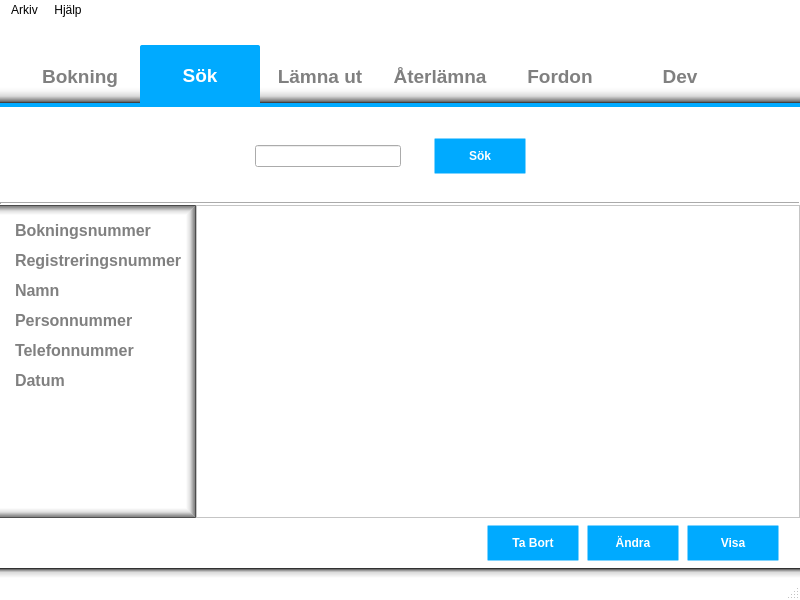
nilsknacken/A3B-repo, file trunk/gui/MainWindow.ui: the form before one commit.
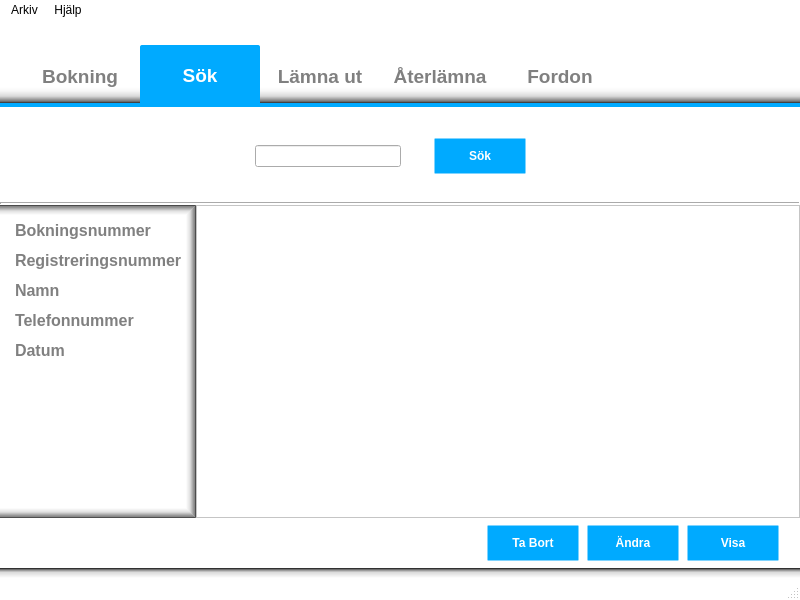
The form after the commit. The open tabs and pages were chosen to show the change. Icons and pictures are not drawn.

Commit message: adam: ui fix, diverse

```diff
--- a/trunk/gui/MainWindow.ui
+++ b/trunk/gui/MainWindow.ui
@@ -1803,30 +1803,6 @@
                 </property>
                </widget>
               </item>
-              <item>
-               <widget class="QPushButton" name="pushButtonP2per_nr">
-                <property name="minimumSize">
-                 <size>
-                  <width>80</width>
-                  <height>30</height>
-                 </size>
-                </property>
-                <property name="font">
-                 <font>
-                  <pointsize>12</pointsize>
-                  <weight>75</weight>
-                  <italic>false</italic>
-                  <bold>true</bold>
-                 </font>
-                </property>
-                <property name="focusPolicy">
-                 <enum>Qt::NoFocus</enum>
-                </property>
-                <property name="text">
-                 <string>Personnummer</string>
-                </property>
-               </widget>
-              </item>
               <item>
                <widget class="QPushButton" name="pushButtonP2phone_nr">
                 <property name="minimumSize">
@@ -3920,22 +3896,6 @@
         </item>
        </layout>
       </widget>
-      <widget class="QWidget" name="tabDev">
-       <attribute name="title">
-        <string>Dev</string>
-       </attribute>
-       <layout class="QVBoxLayout" name="verticalLayout_9">
-        <property name="spacing">
-         <number>0</number>
-        </property>
-        <property name="margin">
-         <number>0</number>
-        </property>
-        <item>
-         <widget class="QWidget" name="widget" native="true"/>
-        </item>
-       </layout>
-      </widget>
      </widget>
     </item>
    </layout>
```
Left out of the diff: 73 changed lines with no effect on the pictures. The commit also changes 3 other files.
